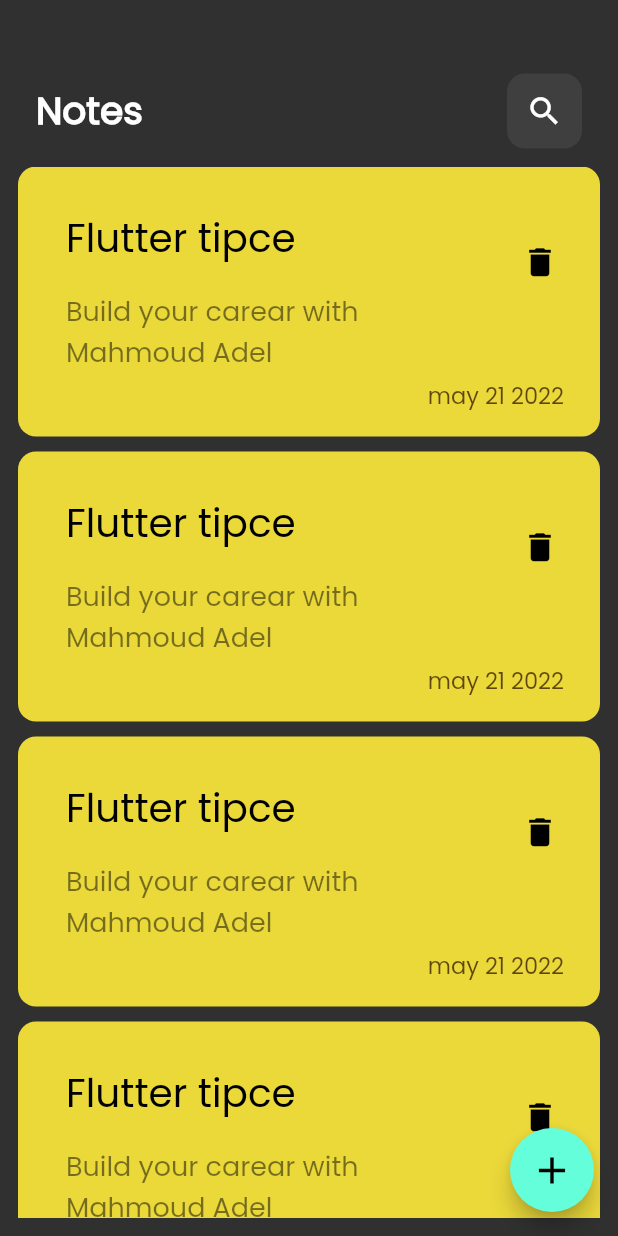
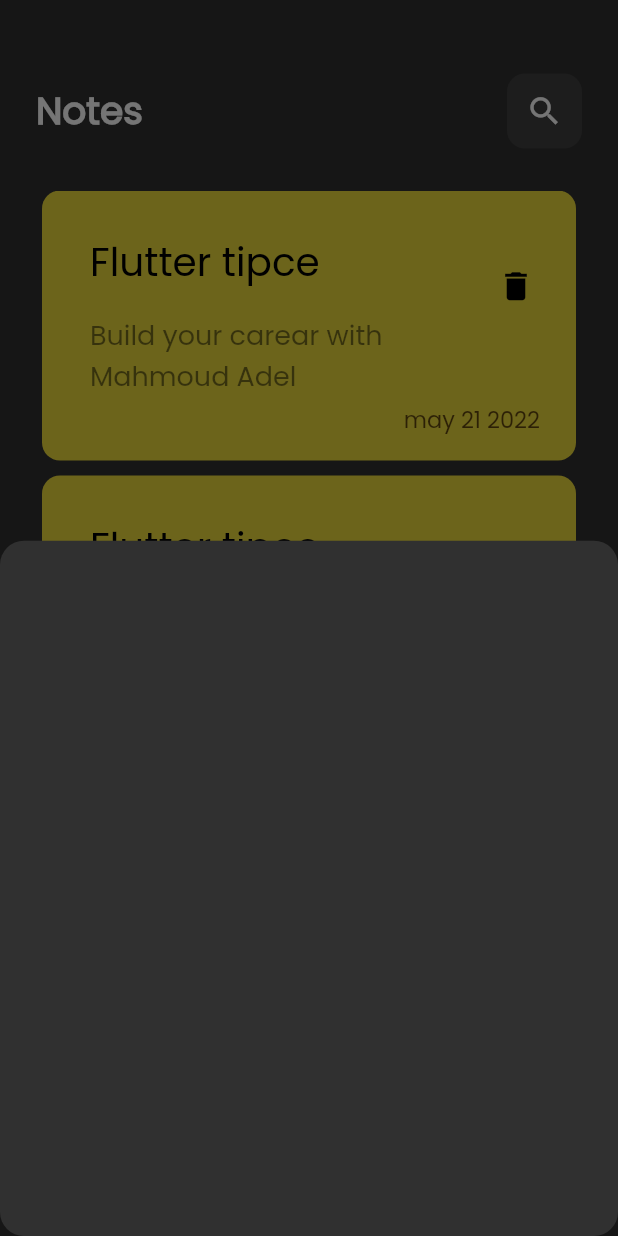
Before and after one commit to Mahmoud-Adel-Ali/notes, a Flutter app: the screen it shows after launch, after a tap on the "add" icon, on a phone screen of 412 x 824 dp. Run offline on Flutter 3.47's test engine with Material 2 defaults, Android fonts, the phone set to English and light mode, and no system bars.

Commit message:
add buttom sheet and add border radius to buttom sheet

```diff
--- a/lib/views/notesView.dart
+++ b/lib/views/notesView.dart
@@ -1,4 +1,5 @@
 import 'package:flutter/material.dart';
+import 'package:notes/views/widget/add_note_buttom_sheet.dart';
 import 'package:notes/views/widget/notes_view_body.dart';
 
 class NotesView extends StatelessWidget {
@@ -8,8 +9,21 @@ class NotesView extends StatelessWidget {
   Widget build(BuildContext context) {
     return Scaffold(
       floatingActionButton: FloatingActionButton(
-        onPressed: () {},
-        child: const Icon(Icons.add,size: 30,),
+        onPressed: () {
+          showModalBottomSheet(
+            shape: RoundedRectangleBorder(
+              borderRadius: BorderRadius.circular(16),
+            ),
+            context: context,
+            builder: (context) {
+              return const  AddNoteButtomSheet();
+            },
+          );
+        },
+        child: const Icon(
+          Icons.add,
+          size: 30,
+        ),
       ),
       body: const Padding(
         padding: EdgeInsets.all(12.0),
--- /dev/null
+++ b/lib/views/widget/add_note_buttom_sheet.dart
@@ -0,0 +1,14 @@
+
+
+import 'package:flutter/material.dart';
+
+class AddNoteButtomSheet extends StatelessWidget {
+  const AddNoteButtomSheet({super.key});
+
+  @override
+  Widget build(BuildContext context) {
+    return Container(
+
+    );
+  }
+}
--- a/lib/views/widget/notes_list_view.dart
+++ b/lib/views/widget/notes_list_view.dart
@@ -10,11 +10,15 @@ class NotesListView extends StatelessWidget {
 
   @override
   Widget build(BuildContext context) {
-    return ListView.builder(
-      itemCount: 5,
-      itemBuilder: (context, index) {
-        return const NoteItemCard();
-      },
+    return Padding(
+      padding: const EdgeInsets.all(16.0),
+      child: ListView.builder(
+        padding: EdgeInsets.zero,
+        itemCount: 5,
+        itemBuilder: (context, index) {
+          return const NoteItemCard();
+        },
+      ),
     );
   }
 }
```
